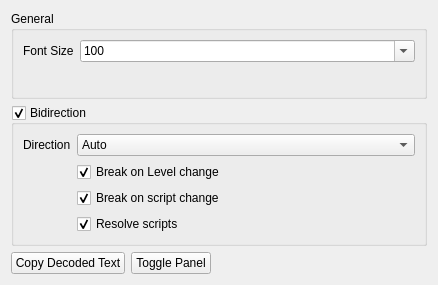
frinkr/FontViewer, file UI-Qt/QXShapingOptionsWidget.ui: the form before one commit.
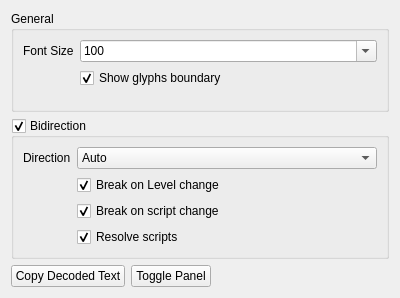
The form after the commit.

Commit message: Shaping: options to hide the glyph bondary lines.

The edit to the form file:
```diff
--- a/UI-Qt/QXShapingOptionsWidget.ui
+++ b/UI-Qt/QXShapingOptionsWidget.ui
@@ -6,10 +6,16 @@
    <rect>
     <x>0</x>
     <y>0</y>
-    <width>438</width>
-    <height>285</height>
+    <width>400</width>
+    <height>298</height>
    </rect>
   </property>
+  <property name="minimumSize">
+   <size>
+    <width>400</width>
+    <height>0</height>
+   </size>
+  </property>
   <property name="windowTitle">
    <string>Form</string>
   </property>
@@ -129,6 +135,16 @@
         </item>
        </widget>
       </item>
+      <item row="1" column="1">
+       <widget class="QCheckBox" name="showGlyphsBoundaryCheckBox">
+        <property name="text">
+         <string>Show glyphs boundary</string>
+        </property>
+        <property name="checked">
+         <bool>true</bool>
+        </property>
+       </widget>
+      </item>
      </layout>
     </widget>
    </item>
```
The commit also changes 6 other files.
